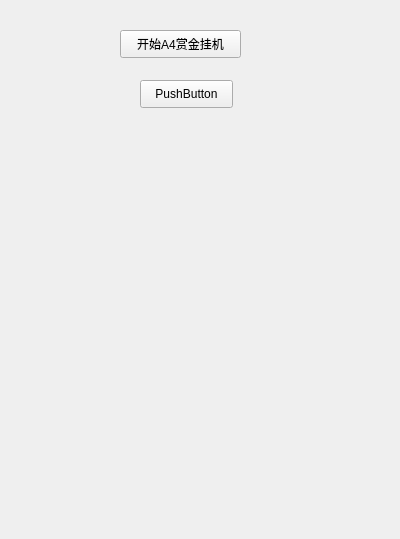
This is player.ui in HermitZHQ/GameAssistant as Qt 5 draws it before an edit. The edited form follows.
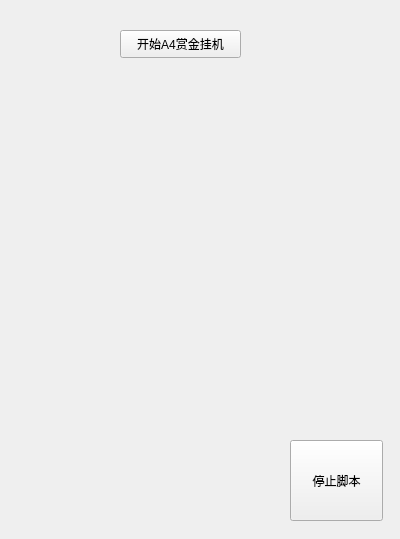
This is the edited form.

```diff
--- a/player.ui
+++ b/player.ui
@@ -29,14 +29,14 @@
   <widget class="QPushButton" name="pushButton_2">
    <property name="geometry">
     <rect>
-     <x>140</x>
-     <y>80</y>
+     <x>290</x>
+     <y>440</y>
      <width>93</width>
-     <height>28</height>
+     <height>81</height>
     </rect>
    </property>
    <property name="text">
-    <string>PushButton</string>
+    <string>停止脚本</string>
    </property>
   </widget>
  </widget>
```
Left out of the diff: 17 changed lines with no effect on the pictures.
